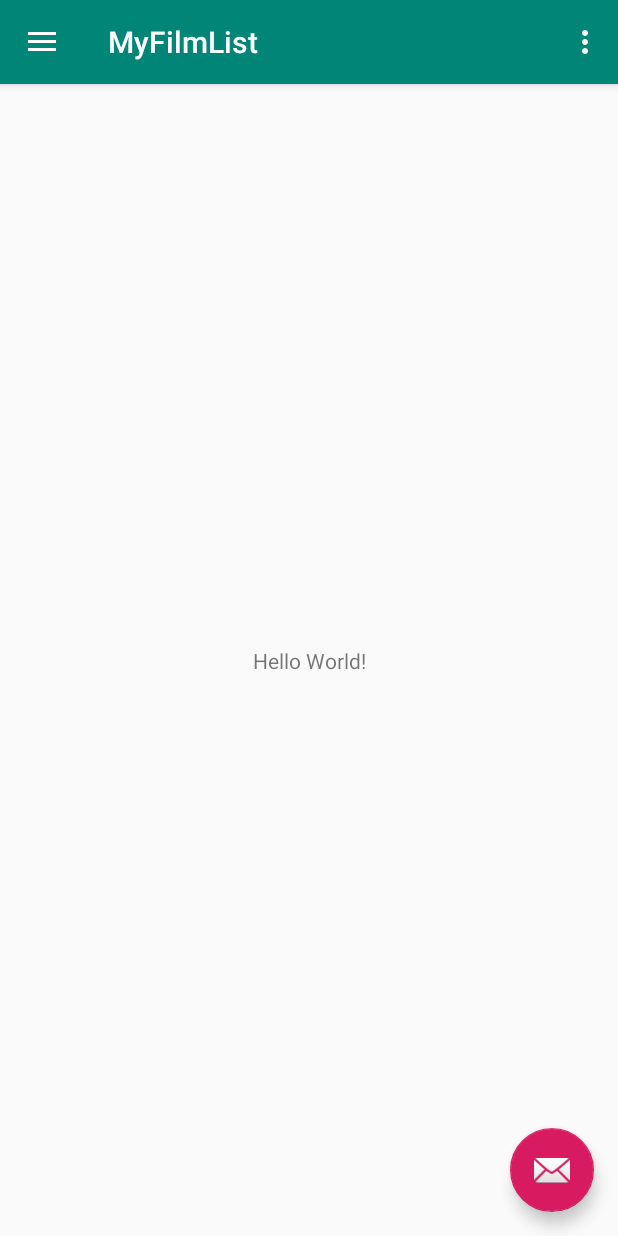
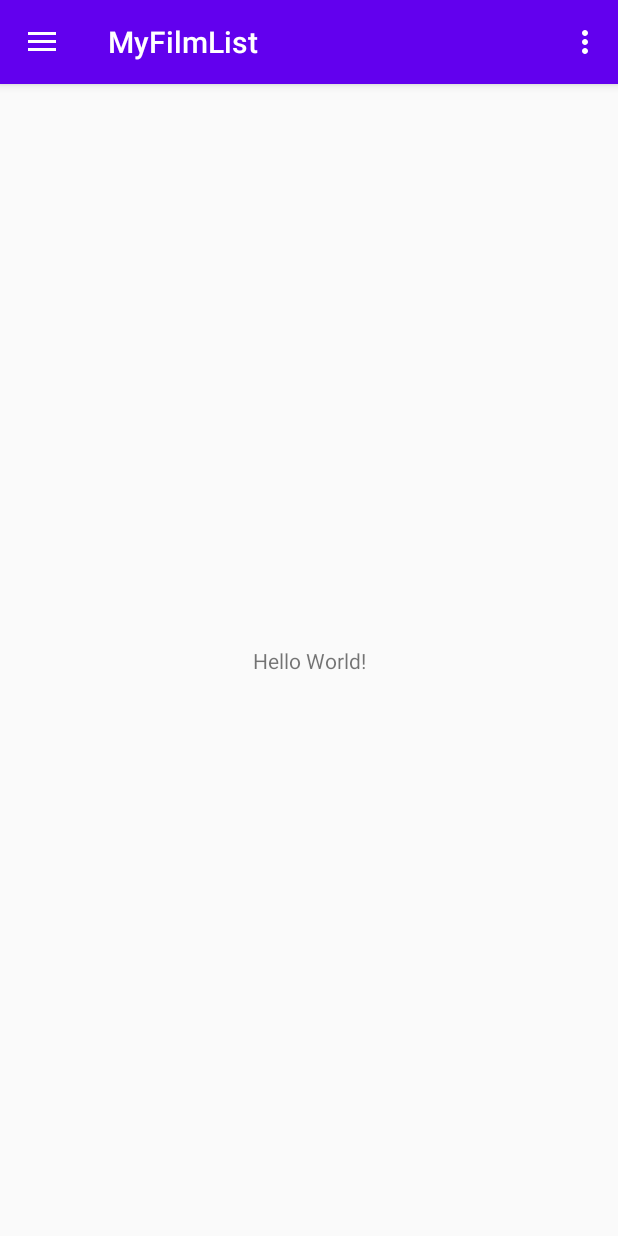
Before and after one commit to AlexCabezas2018/MyFilmList, an Android app: the screen it shows after launch (MainActivity), in the side drawer, after a tap on "Send", on a phone screen of 412 x 824 dp. Run offline under Robolectric (Android 15) with nearby library versions, the phone set to English and light mode, and no system bars.

Commit message:
Creada ventana principal (Faltan iconos)

```diff
--- a/app/src/main/java/com/example/myfilmlist/MainActivity.java
+++ b/app/src/main/java/com/example/myfilmlist/MainActivity.java
@@ -22,15 +22,6 @@ public class MainActivity extends AppCompatActivity
         setContentView(R.layout.activity_main);
         Toolbar toolbar = (Toolbar) findViewById(R.id.toolbar);
         setSupportActionBar(toolbar);
-
-        FloatingActionButton fab = (FloatingActionButton) findViewById(R.id.fab);
-        fab.setOnClickListener(new View.OnClickListener() {
-            @Override
-            public void onClick(View view) {
-                Snackbar.make(view, "Replace with your own action", Snackbar.LENGTH_LONG)
-                        .setAction("Action", null).show();
-            }
-        });
 
         DrawerLayout drawer = (DrawerLayout) findViewById(R.id.drawer_layout);
         ActionBarDrawerToggle toggle = new ActionBarDrawerToggle(
@@ -80,19 +71,12 @@ public class MainActivity extends AppCompatActivity
         // Handle navigation view item clicks here.
         int id = item.getItemId();
 
-        if (id == R.id.nav_camera) {
+        if (id == R.id.nav_review) {
             // Handle the camera action
-        } else if (id == R.id.nav_gallery) {
-
-        } else if (id == R.id.nav_slideshow) {
-
-        } else if (id == R.id.nav_manage) {
-
-        } else if (id == R.id.nav_share) {
-
-        } else if (id == R.id.nav_send) {
+        } else if (id == R.id.nav_searchbyname) {
 
         }
+
 
         DrawerLayout drawer = (DrawerLayout) findViewById(R.id.drawer_layout);
         drawer.closeDrawer(GravityCompat.START);
--- a/app/src/main/res/layout/activity_main.xml
+++ b/app/src/main/res/layout/activity_main.xml
@@ -18,9 +18,9 @@
         android:id="@+id/nav_view"
         android:layout_width="wrap_content"
         android:layout_height="match_parent"
+        app:headerLayout="@layout/app_header_layout"
         android:layout_gravity="start"
         android:fitsSystemWindows="true"
-        app:headerLayout="@layout/nav_header_main"
         app:menu="@menu/activity_main_drawer" />
 
 </android.support.v4.widget.DrawerLayout>
--- a/app/src/main/res/layout/app_bar_main.xml
+++ b/app/src/main/res/layout/app_bar_main.xml
@@ -16,19 +16,11 @@
             android:id="@+id/toolbar"
             android:layout_width="match_parent"
             android:layout_height="?attr/actionBarSize"
-            android:background="?attr/colorPrimary"
+            android:background="@color/design_default_color_primary"
             app:popupTheme="@style/AppTheme.PopupOverlay" />
 
     </android.support.design.widget.AppBarLayout>
 
     <include layout="@layout/content_main"/>
 
-    <android.support.design.widget.FloatingActionButton
-        android:id="@+id/fab"
-        android:layout_width="wrap_content"
-        android:layout_height="wrap_content"
-        android:layout_gravity="bottom|end"
-        android:layout_margin="@dimen/fab_margin"
-        app:srcCompat="@android:drawable/ic_dialog_email" />
-
 </android.support.design.widget.CoordinatorLayout>
--- a/app/src/main/res/menu/activity_main_drawer.xml
+++ b/app/src/main/res/menu/activity_main_drawer.xml
@@ -1,25 +1,18 @@
 <?xml version="1.0" encoding="utf-8"?>
 <menu xmlns:android="http://schemas.android.com/apk/res/android"
+    xmlns:app="http://schemas.android.com/apk/res-auto"
     xmlns:tools="http://schemas.android.com/tools"
     tools:showIn="navigation_view">
 
     <group android:checkableBehavior="single">
         <item
-            android:id="@+id/nav_camera"
+            android:id="@+id/nav_searchbyname"
             android:icon="@drawable/ic_menu_camera"
-            android:title="Import" />
+            android:title="@string/search_by_name_tag" />
         <item
-            android:id="@+id/nav_gallery"
+            android:id="@+id/nav_review"
             android:icon="@drawable/ic_menu_gallery"
-            android:title="Gallery" />
-        <item
-            android:id="@+id/nav_slideshow"
-            android:icon="@drawable/ic_menu_slideshow"
-            android:title="Slideshow" />
-        <item
-            android:id="@+id/nav_manage"
-            android:icon="@drawable/ic_menu_manage"
-            android:title="Tools" />
+            android:title="@string/make_a_review_tag" />
     </group>
 
     <item android:title="Communicate">
--- a/app/src/main/res/values/strings.xml
+++ b/app/src/main/res/values/strings.xml
@@ -6,4 +6,7 @@
     <string name="nav_header_subtitle">android.studio@android.com</string>
     <string name="nav_header_desc">Navigation header</string>
     <string name="action_settings">Settings</string>
+    <string name="search_by_name_tag">Search by name</string>
+    <string name="make_a_review_tag">Make a review</string>
+    <string name="logo_image">logo image</string>
 </resources>
```
Also changed, not shown: app/src/main/res/layout/app_header_layout.xml (added, +22 -0 lines), app/src/main/res/layout/nav_header_main.xml (deleted, +0 -37 lines).
